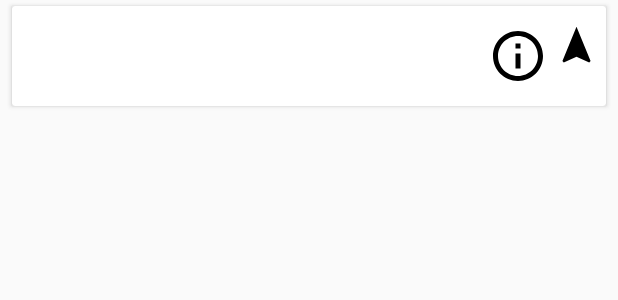
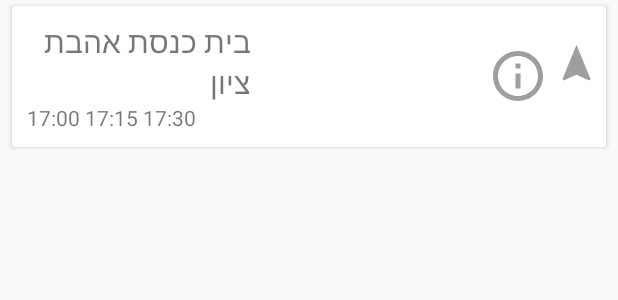
Before and after one commit to dordots/minyaneto, an Android app: the layout item_tfila_main_screen.xml on its own in the app's theme, with its tools: preview values and no code run, on a phone screen of 412 x 824 dp. Shown: the top 300 px of the screen. Run offline under Robolectric (Android 15) with nearby library versions, the phone set to English and light mode, and no system bars.

Commit message:
Refactor + color change

```diff
--- a/app/src/main/res/layout/item_tfila_main_screen.xml
+++ b/app/src/main/res/layout/item_tfila_main_screen.xml
@@ -39,7 +39,8 @@
           android:layout_height="wrap_content"
           android:layout_weight="0.5"
           android:layout_gravity="center_vertical"
-          android:textSize="20dp"/>
+          android:textSize="20sp"
+          tools:text="בית כנסת אהבת ציון"/>
 
       </LinearLayout>
 
@@ -48,7 +49,8 @@
         android:layout_width="match_parent"
         android:layout_height="0dp"
         android:layout_weight="0.5"
-        android:textDirection="locale"/>
+        android:textDirection="locale"
+        tools:text="17:00 17:15 17:30"/>
 
     </LinearLayout>
 
@@ -65,7 +67,9 @@
         android:layout_height="40dp"
         android:layout_gravity="center"
         android:background="@drawable/selector_row"
-        android:src="@drawable/ic_info_outline_black_24dp"/>
+        android:src="@drawable/ic_info_outline_black_24dp"
+        android:tint="@color/md_grey_500"
+        />
 
       <LinearLayout
         android:layout_width="match_parent"
@@ -78,7 +82,9 @@
           android:layout_height="30dp"
           android:layout_gravity="center"
           android:background="@drawable/selector_row"
-          android:src="@drawable/ic_navigation_black_24dp"/>
+          android:src="@drawable/ic_navigation_black_24dp"
+          android:tint="@color/md_grey_500"
+          />
 
         <TextView
           android:id="@+id/synagogue_distance"
@@ -86,7 +92,7 @@
           android:layout_height="wrap_content"
           android:layout_gravity="center"
           android:gravity="center"
-          android:textSize="10dp"/>
+          android:textSize="12sp"/>
       </LinearLayout>
     </LinearLayout>
   </LinearLayout>
```
